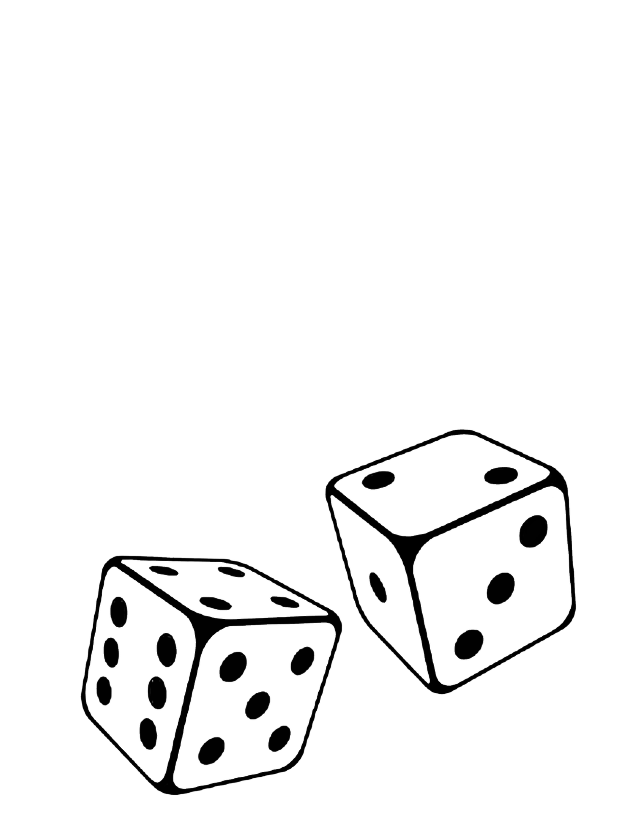
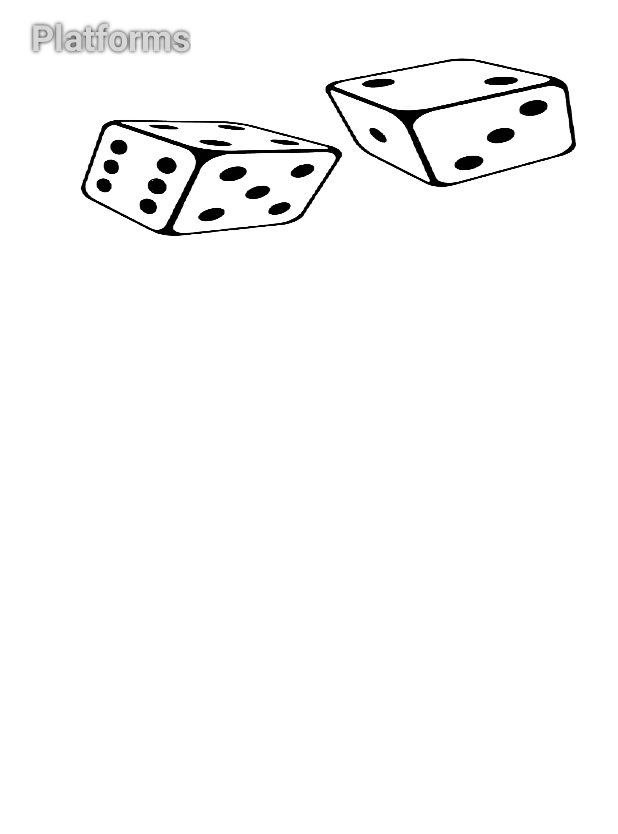
Before and after one commit to HashemDeveloper/GamersGeek, an Android app: the layout recycler_platform_item_layout.xml on its own in the app's theme, with its tools: preview values and no code run, on a phone screen of 412 x 824 dp. Shown: the top 834 px of the screen. Run offline under Robolectric (Android 15) with nearby library versions, the phone set to English and light mode, and no system bars.

Commit message:
Shadow text, views platform name

```diff
--- a/app/src/main/java/com/project/gamersgeek/data/pagination/PlatformDetailsDataSourceFactory.kt
+++ b/app/src/main/java/com/project/gamersgeek/data/pagination/PlatformDetailsDataSourceFactory.kt
@@ -20,7 +20,7 @@ class PlatformDetailsDataSourceFactory @Inject constructor(private val iPlatform
     }
 
     companion object {
-        private const val PAGE_SIZE = 20
+        private const val PAGE_SIZE = 10
 
         fun pageListConfig() = PagedList.Config.Builder()
             .setInitialLoadSizeHint(PAGE_SIZE)
--- a/app/src/main/res/layout/recycler_platform_item_layout.xml
+++ b/app/src/main/res/layout/recycler_platform_item_layout.xml
@@ -1,17 +1,58 @@
 <?xml version="1.0" encoding="utf-8"?>
-<androidx.constraintlayout.widget.ConstraintLayout
-    xmlns:android="http://schemas.android.com/apk/res/android"
+<androidx.constraintlayout.widget.ConstraintLayout xmlns:android="http://schemas.android.com/apk/res/android"
     xmlns:app="http://schemas.android.com/apk/res-auto"
     xmlns:tools="http://schemas.android.com/tools"
     android:layout_width="match_parent"
-    android:layout_height="wrap_content">
+    android:layout_height="wrap_content"
+    android:layout_marginBottom="2dp"
+    >
 
     <androidx.appcompat.widget.AppCompatImageView
         android:id="@+id/platform_image_view"
-        android:layout_width="wrap_content"
-        android:layout_height="wrap_content"
+        android:layout_width="0dp"
+        android:layout_height="200dp"
+        android:scaleType="fitXY"
         app:layout_constraintBottom_toBottomOf="parent"
+        app:layout_constraintEnd_toEndOf="parent"
         app:layout_constraintStart_toStartOf="parent"
         app:layout_constraintTop_toTopOf="parent"
         app:srcCompat="@drawable/game_image_bg" />
+
+    <androidx.constraintlayout.widget.Guideline
+        android:id="@+id/leftGuideline"
+        android:layout_width="wrap_content"
+        android:layout_height="wrap_content"
+        android:orientation="vertical"
+        app:layout_constraintGuide_percent="0.04" />
+
+    <androidx.constraintlayout.widget.Guideline
+        android:id="@+id/rightGuideline"
+        android:layout_width="wrap_content"
+        android:layout_height="wrap_content"
+        android:orientation="vertical"
+        app:layout_constraintGuide_percent="0.96" />
+
+    <androidx.constraintlayout.widget.Guideline
+        android:id="@+id/topGuideLine"
+        android:layout_width="wrap_content"
+        android:layout_height="wrap_content"
+        android:orientation="horizontal"
+        app:layout_constraintGuide_percent="0.04" />
+
+    <androidx.constraintlayout.widget.Guideline
+        android:id="@+id/bottomGuideLine"
+        android:layout_width="wrap_content"
+        android:layout_height="wrap_content"
+        android:orientation="horizontal"
+        app:layout_constraintGuide_percent="0.96" />
+
+    <androidx.appcompat.widget.AppCompatTextView
+        android:id="@+id/platform_name_view_id"
+        android:layout_width="wrap_content"
+        android:layout_height="wrap_content"
+        android:text="@string/platform"
+        style="@style/ShadowTextStyle"
+        android:textStyle="bold"
+        app:layout_constraintStart_toStartOf="@+id/leftGuideline"
+        app:layout_constraintTop_toTopOf="@+id/topGuideLine" />
 </androidx.constraintlayout.widget.ConstraintLayout>
--- a/app/src/main/res/values/colors.xml
+++ b/app/src/main/res/values/colors.xml
@@ -5,6 +5,7 @@
     <color name="colorAccent">@color/vermilion_red</color>
 
     <!--In App custom colors-->
+    <color name="black">#000000</color>
     <color name="light_blue">#98DBF7</color>
     <color name="light_yellow">#FAE641</color>
     <color name="vermilion_red">#FF7242</color>
--- a/app/src/main/res/values/styles.xml
+++ b/app/src/main/res/values/styles.xml
@@ -10,4 +10,15 @@
     <style name="Splash" parent="AppTheme">
         <item name="android:windowBackground">@drawable/splash_screen_drawable</item>
     </style>
+    <style name="ShadowTextStyle">
+        <item name="android:paddingLeft">4dp</item>
+        <item name="android:paddingBottom">4dp</item>
+        <item name="android:textColor">@color/white</item>
+        <item name="android:textSize">24sp</item>
+        <item name="android:shadowColor">@color/black</item>
+        <item name="android:shadowDx">0</item>
+        <item name="android:shadowDy">0</item>
+        <item name="android:shadowRadius">3</item>
+    </style>
+
 </resources>
```
Also changed, not shown: app/src/main/java/com/project/gamersgeek/utils/GamersGeekGlideModule.kt (added, +40 -0 lines), app/src/main/java/com/project/gamersgeek/views/PlatformsPage.kt (+23 -0 lines), app/src/main/java/com/project/gamersgeek/views/recycler/PlatformDetailsAdapter.kt (+8 -2 lines).
